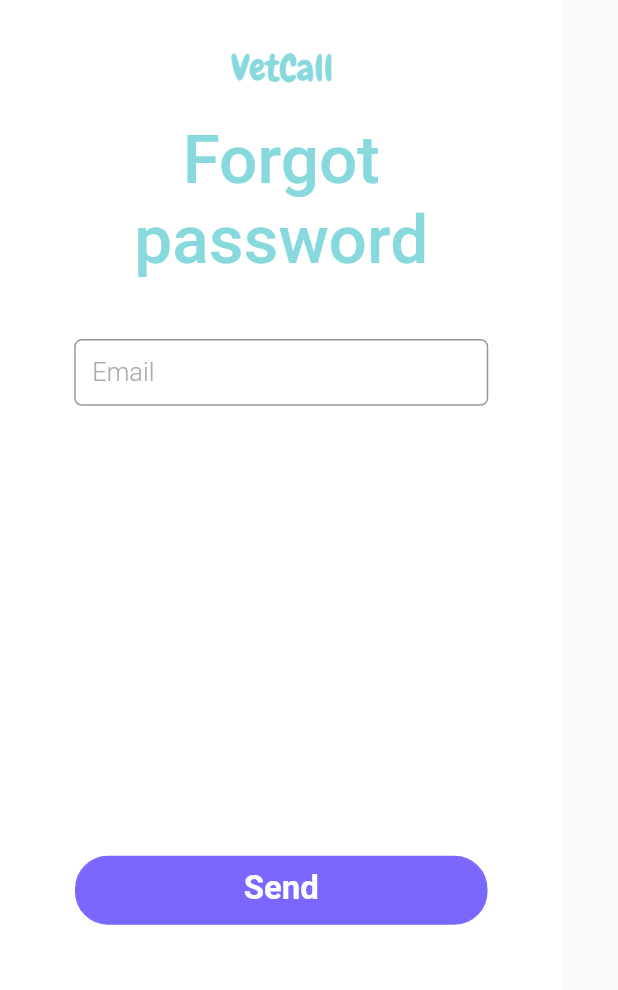
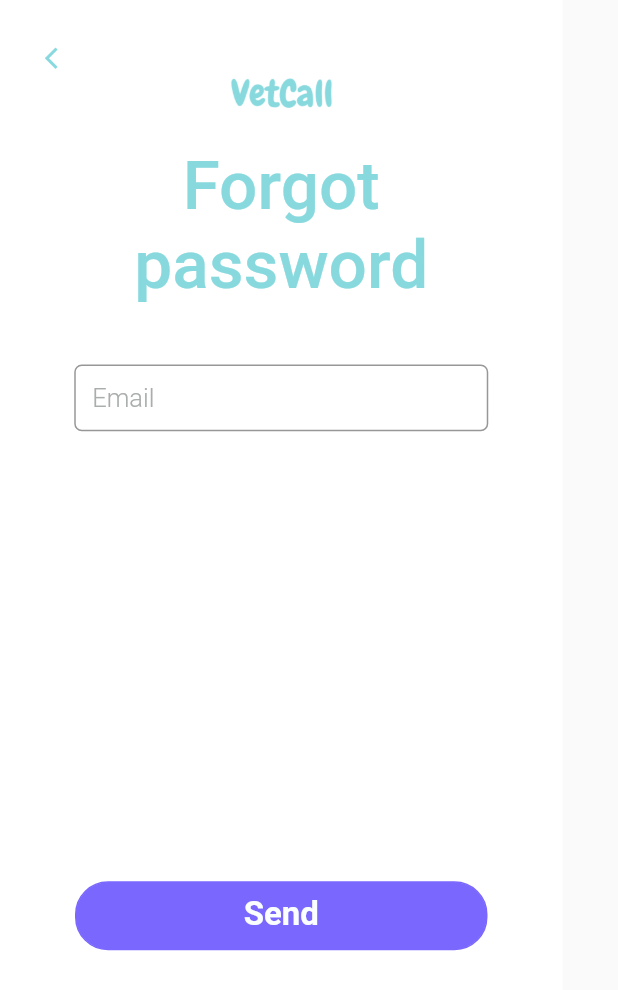
Before and after one commit to Niels-Hansen/VetCall, a Flutter app: the ForgotPasswordPage screen opened directly, on a phone screen of 412 x 824 dp. Shown: the top 990 px of the screen. Run offline on Flutter 3.47's test engine with Material 2 defaults, Android fonts, the phone set to English and light mode, and no system bars; our stand-ins replace cloud_firestore, firebase_auth, firebase_core, permission_handler; missing offline and left inert: agora_rtc_engine; accounts and stored records are empty; network calls fail; Roboto replaces fonts that are missing (HelveticaNeue).

Commit message:
forgot password routing added

```diff
--- a/lib/forgot_password_page.dart
+++ b/lib/forgot_password_page.dart
@@ -11,13 +11,27 @@ class ForgotPasswordPage extends StatefulWidget {
 class _ForgotPasswordPageState extends State<ForgotPasswordPage> {
   @override
   Widget build(BuildContext context) {
-    return (Container(
+    return Scaffold(
+        body: Container(
             width: 375,
             height: 667,
             decoration: BoxDecoration(
                 border: Border.all(color: Colors.white, width: 30),
                 color: Colors.white),
             child: Column(children: [
+              InkWell(
+                onTap: () {
+                  Navigator.pop(context);
+                },
+                child: Align(
+                  alignment: Alignment.centerLeft,
+                  child: Icon(
+                    Icons.arrow_back_ios,
+                    size: 17.0,
+                    color: Color(0xff88d9de),
+                  ),
+                ),
+              ),
               // top logo
               Container(
                 width: 72,
@@ -45,7 +59,8 @@ class _ForgotPasswordPageState extends State<ForgotPasswordPage> {
                 height: 44.509433962264154,
                 decoration: BoxDecoration(
                     borderRadius: BorderRadius.all(Radius.circular(5)),
-                border: Border.all(color: const Color(0xff979797), width: 1),
+                    border:
+                        Border.all(color: const Color(0xff979797), width: 1),
                     color: Colors.white),
                 child: Padding(
                   padding: const EdgeInsets.all(11.0),
@@ -67,7 +82,8 @@ class _ForgotPasswordPageState extends State<ForgotPasswordPage> {
                   height: 46,
                   decoration: BoxDecoration(
                       borderRadius: BorderRadius.all(Radius.circular(22)),
-                  border: Border.all(color: const Color(0xff7a67fe), width: 1),
+                      border:
+                          Border.all(color: const Color(0xff7a67fe), width: 1),
                       color: const Color(0xff7a67fe)),
                   child: Padding(
                     padding: EdgeInsets.all(8.0),
```
Also changed, not shown: lib/loginpage.dart (+13 -6 lines). Lines whose indentation alone changed are shown as unchanged.
